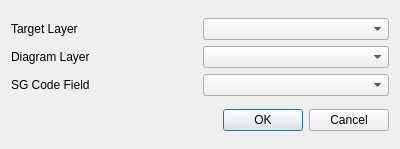
Before: the Qt Designer form sg_diagram_downloader_base.ui in kartoza/sg-diagram-downloader, drawn with Qt 5.
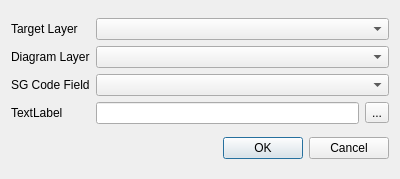
After: the same form once the commit is applied.

What changed in the file:
```diff
--- a/sg_diagram_downloader_base.ui
+++ b/sg_diagram_downloader_base.ui
@@ -7,7 +7,7 @@
     <x>0</x>
     <y>0</y>
     <width>400</width>
-    <height>149</height>
+    <height>179</height>
    </rect>
   </property>
   <property name="windowTitle">
@@ -23,6 +23,9 @@
        </property>
       </widget>
      </item>
+     <item row="2" column="1">
+      <widget class="QComboBox" name="sg_code_field"/>
+     </item>
      <item row="0" column="1">
       <widget class="QComboBox" name="target_layer"/>
      </item>
@@ -36,6 +39,13 @@
        </property>
       </widget>
      </item>
+     <item row="3" column="0">
+      <widget class="QLabel" name="label_ouput_directory">
+       <property name="text">
+        <string>TextLabel</string>
+       </property>
+      </widget>
+     </item>
      <item row="2" column="0">
       <widget class="QLabel" name="label_sg_code_field">
        <property name="text">
@@ -43,8 +53,19 @@
        </property>
       </widget>
      </item>
-     <item row="2" column="1">
-      <widget class="QComboBox" name="sg_code_field"/>
+     <item row="3" column="1">
+      <layout class="QHBoxLayout" name="horizontalLayout">
+       <item>
+        <widget class="QLineEdit" name="output_directory"/>
+       </item>
+       <item>
+        <widget class="QToolButton" name="output_directorry_button">
+         <property name="text">
+          <string>...</string>
+         </property>
+        </widget>
+       </item>
+      </layout>
      </item>
     </layout>
    </item>
```
